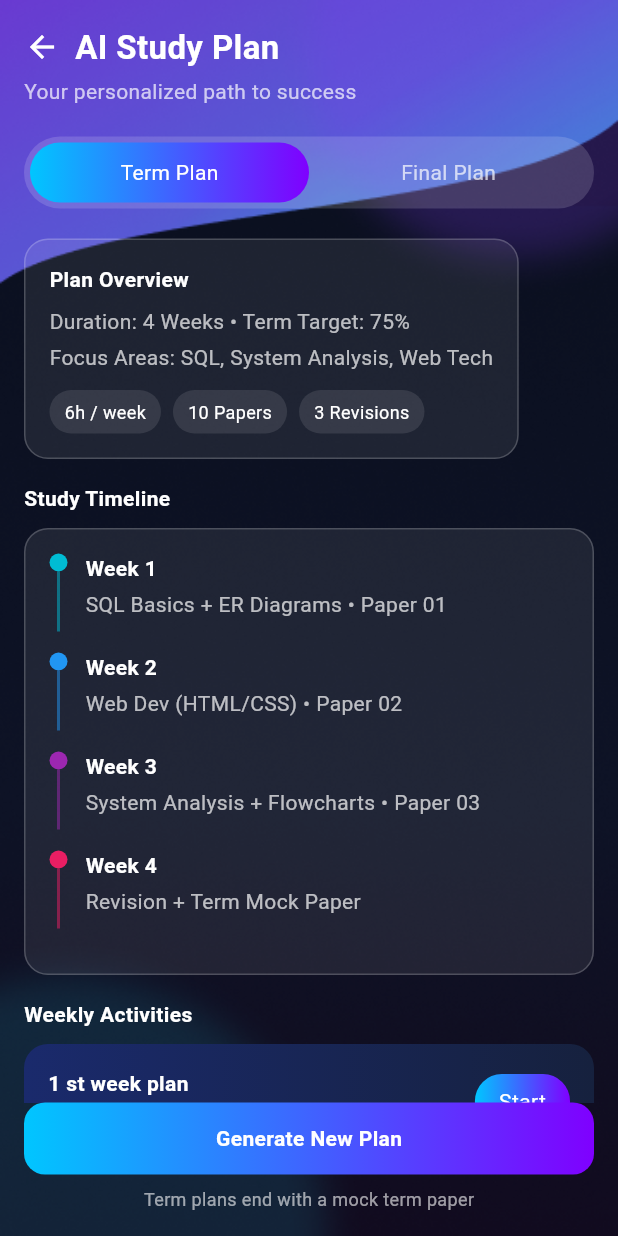
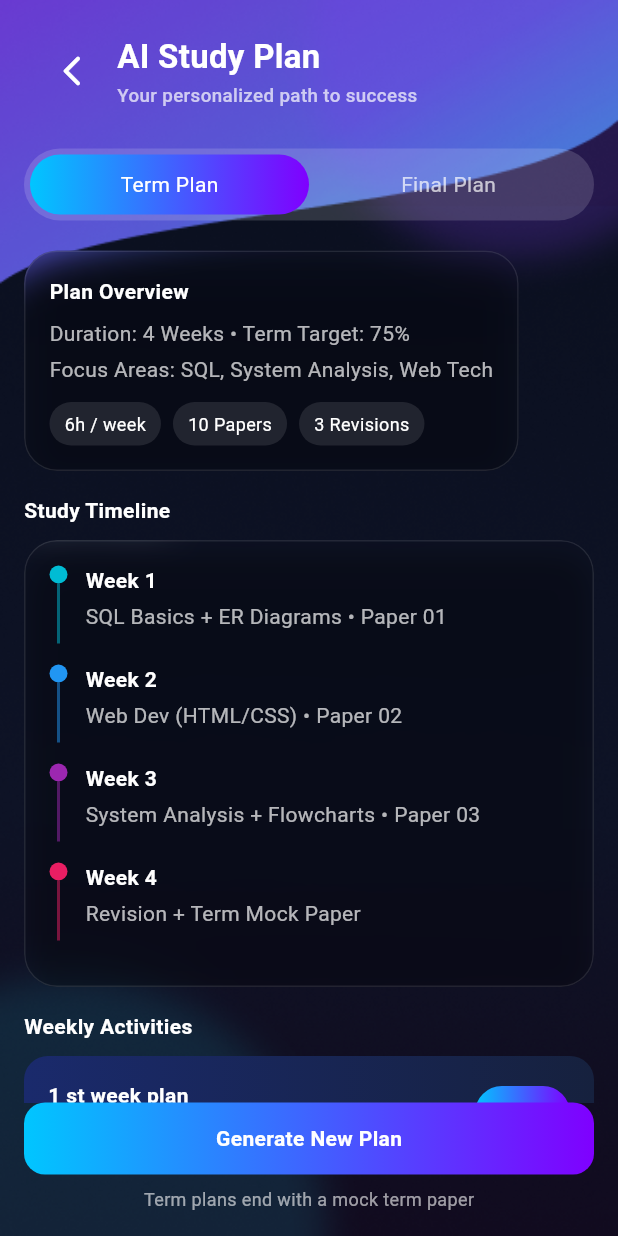
Before and after one commit to gihanpasindu1/Brainex, a Flutter app: the AIStudyPlanPage screen opened directly, on a phone screen of 412 x 824 dp. Run offline on Flutter 3.47's test engine with Material 3 defaults, Android fonts, the light colour scheme and no system bars; our stand-ins replace dotted_border, file_picker, firebase_auth, firebase_core, flutter_markdown, image_picker and 3 more; missing offline and left inert: google_mlkit_text_recognition; accounts and stored records are empty.

```diff
--- a/frontend/lib/screens/ai_studyplan/ai_study_plan_2.dart
+++ b/frontend/lib/screens/ai_studyplan/ai_study_plan_2.dart
@@ -1,3 +1,4 @@
+import 'dart:ui';
 import 'package:flutter/material.dart';
 
 class AIStudyPlanPage extends StatelessWidget {
@@ -25,25 +26,10 @@ class AIStudyPlanPage extends StatelessWidget {
                       crossAxisAlignment: CrossAxisAlignment.start,
                       children: [
                         /// 🔙 Back + Title
-                        Row(
-                          children: const [
-                            Icon(Icons.arrow_back, color: Colors.white),
-                            SizedBox(width: 10),
-                            Text(
-                              "AI Study Plan",
-                              style: TextStyle(
-                                color: Colors.white,
-                                fontSize: 22,
-                                fontWeight: FontWeight.bold,
-                              ),
-                            ),
-                          ],
-                        ),
-
-                        const SizedBox(height: 4),
-                        const Text(
-                          "Your personalized path to success",
-                          style: TextStyle(color: Colors.white70),
+                        _TopHeader(
+                          title: "AI Study Plan",
+                          subtitle: "Your personalized path to success",
+                          onBack: () => Navigator.maybePop(context),
                         ),
 
                         const SizedBox(height: 20),
@@ -234,14 +220,30 @@ class AIStudyPlanPage extends StatelessWidget {
 
 /// 🔹 Glass Card Widget
 Widget _glassCard({required Widget child}) {
-  return Container(
-    padding: const EdgeInsets.all(16),
-    decoration: BoxDecoration(
-      color: Colors.white.withOpacity(0.08),
-      borderRadius: BorderRadius.circular(16),
-      border: Border.all(color: Colors.white.withOpacity(0.2)),
+  return ClipRRect(
+    borderRadius: BorderRadius.circular(22),
+    child: BackdropFilter(
+      filter: ImageFilter.blur(sigmaX: 14, sigmaY: 14),
+      child: Container(
+        padding: const EdgeInsets.all(16),
+        decoration: BoxDecoration(
+          color: const Color(0xFF0A1222).withValues(alpha: 0.05),
+          borderRadius: BorderRadius.circular(22),
+          border: Border.all(
+            color: Colors.white.withValues(alpha: 0.1),
+            width: 1,
+          ),
+          boxShadow: [
+            BoxShadow(
+              color: Colors.black.withValues(alpha: 0.35),
+              blurRadius: 18,
+              offset: const Offset(0, 10),
+            ),
+          ],
+        ),
+        child: child,
+      ),
     ),
-    child: child,
   );
 }
 
@@ -352,3 +354,55 @@ Widget _weeklyCard(String title, String subtitle) {
     ),
   );
 }
+
+class _TopHeader extends StatelessWidget {
+  final String title;
+  final String subtitle;
+  final VoidCallback onBack;
+
+  const _TopHeader({
+    required this.title,
+    required this.subtitle,
+    required this.onBack,
+  });
+
+  @override
+  Widget build(BuildContext context) {
+    return Padding(
+      padding: const EdgeInsets.fromLTRB(8, 6, 16, 6),
+      child: Row(
+        children: [
+          IconButton(
+            onPressed: onBack,
+            icon: const Icon(Icons.arrow_back_ios_new_rounded),
+            color: Colors.white,
+          ),
+          const SizedBox(width: 6),
+          Column(
+            crossAxisAlignment: CrossAxisAlignment.start,
+            children: [
+              Text(
+                title,
+                style: const TextStyle(
+                  color: Colors.white,
+                  fontSize: 22,
+                  fontWeight: FontWeight.w700,
+                  letterSpacing: 0.2,
+                ),
+              ),
+              const SizedBox(height: 2),
+              Text(
+                subtitle,
+                style: TextStyle(
+                  color: Colors.white.withValues(alpha: 0.7),
+                  fontSize: 12.5,
+                  fontWeight: FontWeight.w500,
+                ),
+              ),
+            ],
+          ),
+        ],
+      ),
+    );
+  }
+}
```
Also changed, not shown: frontend/lib/screens/ai_studyplan/ai_study_plan_1.dart (+48 -47 lines).
